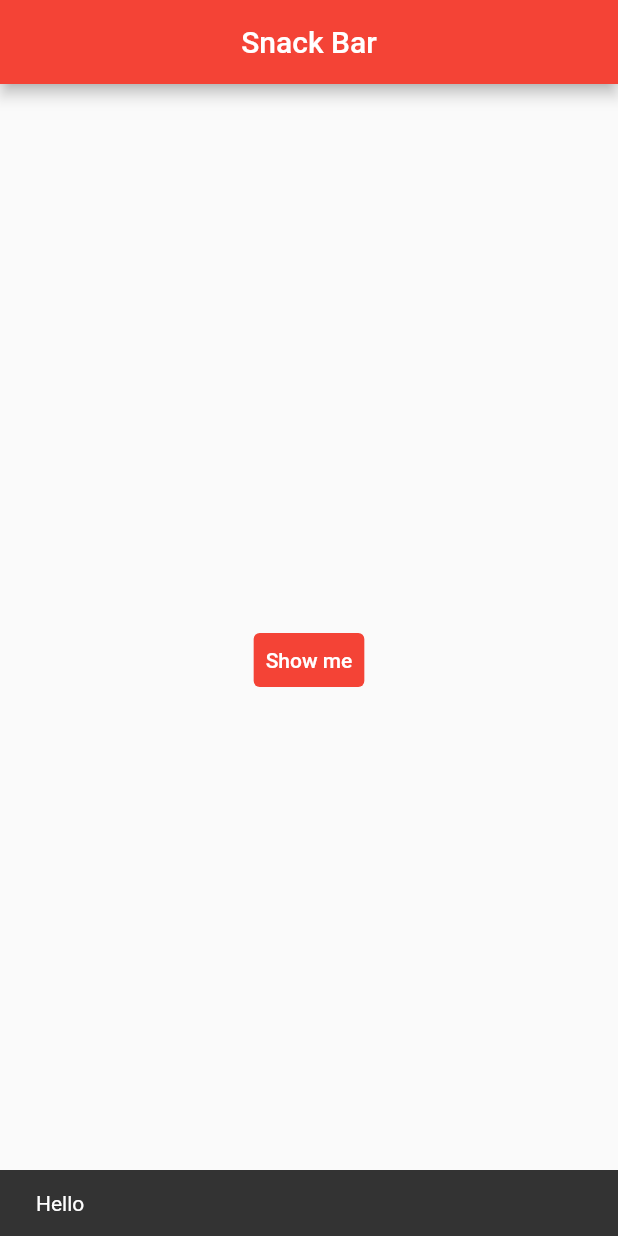
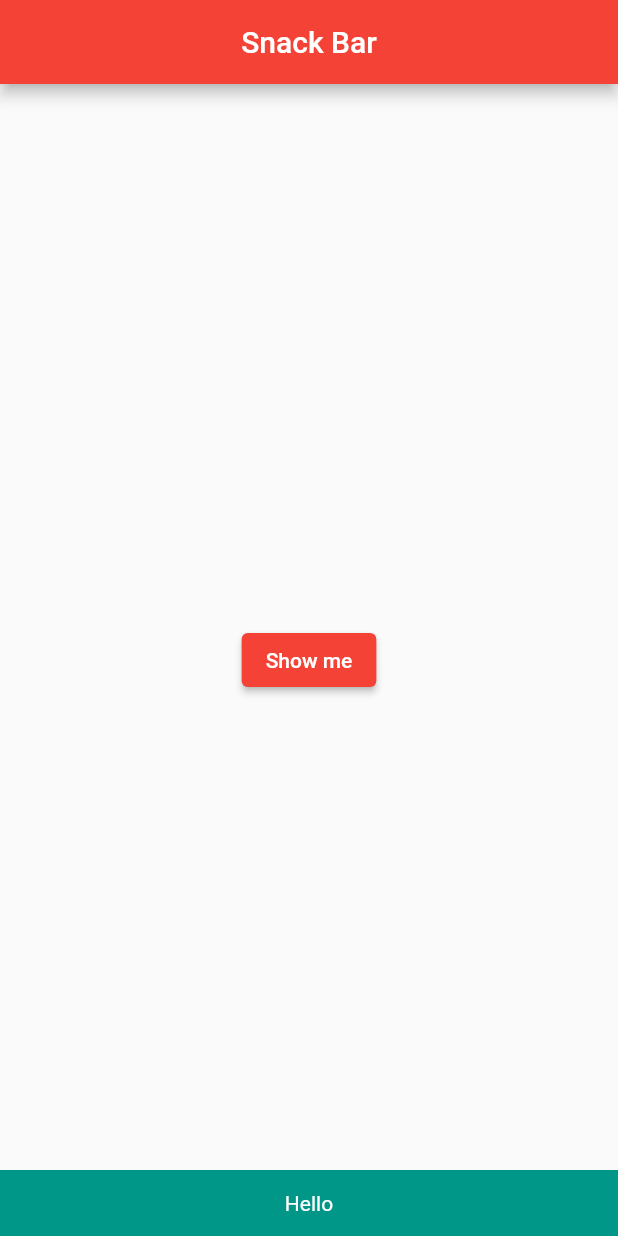
Before and after one commit to abc20210708/first_flutter_app, a Flutter app: the screen it shows after launch, after a tap on "Show me", on a phone screen of 412 x 824 dp. Run offline on Flutter 3.47's test engine with Material 2 defaults, Android fonts, the phone set to English and light mode, and no system bars.

Commit message:
강좌 19 | 빌더 위젯 없이 스낵바 만들기

```diff
--- a/lib/main.dart
+++ b/lib/main.dart
@@ -27,24 +27,32 @@ class MyPage extends StatelessWidget {
           title: Text("Snack Bar"),
           centerTitle: true,
         ),
-        body: Builder(
-          builder: (BuildContext ctx) {
+      body: MySnackBar(),
+     );
+  }
+}
+
+class MySnackBar extends StatelessWidget {
+  const MySnackBar({Key? key}) : super(key: key);
+
+  @override
+  Widget build(BuildContext context) {
     return Center(
-              child: TextButton(
+      child: ElevatedButton(
           onPressed: () {
-                  ScaffoldMessenger.of(ctx).showSnackBar(SnackBar(
-                    content: Text("Hello"),
+            ScaffoldMessenger.of(context).showSnackBar(
+                SnackBar(content: Text("Hello",
+                  textAlign: TextAlign.center,
+                  style: TextStyle(
+                    color: Colors.white
+                  ),
+                ),
+                  backgroundColor: Colors.teal,
+                  duration: Duration(milliseconds: 1000),
                 ));
-                  print("text button");
           },
-                child: Text(
-                  "Show me",
-                  style: TextStyle(color: Colors.white),
-                ),
-                style: TextButton.styleFrom(backgroundColor: Colors.red),
+          child: Text("Show me")
       ),
     );
-          },
-        ));
   }
 }
```
Lines whose indentation alone changed are shown as unchanged.
